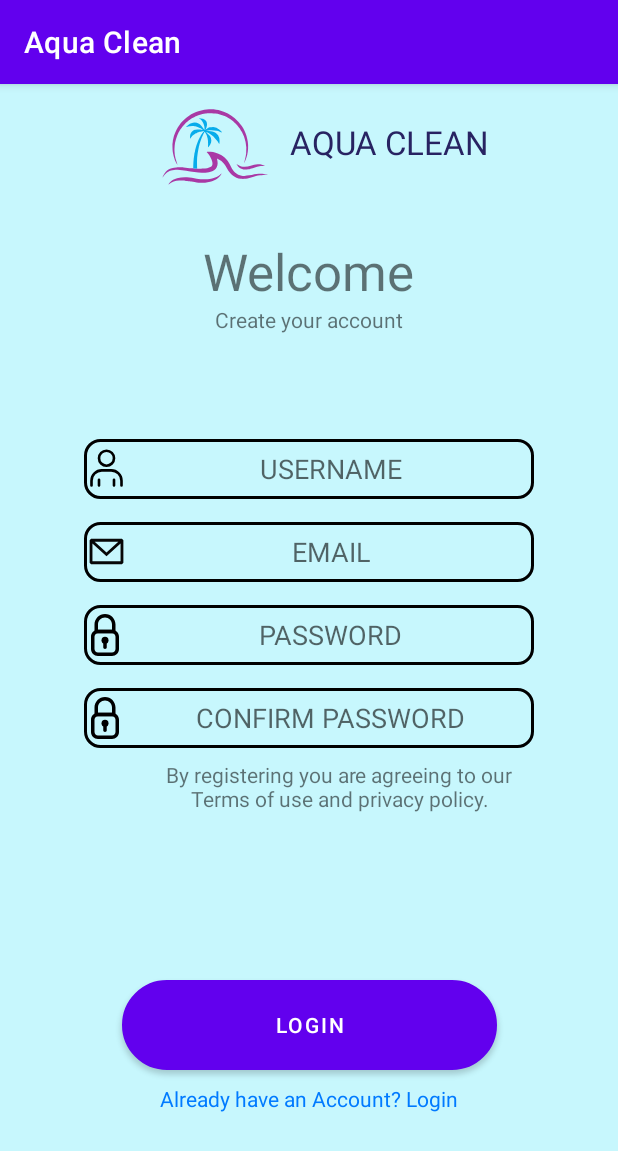
After one commit to Narrima/aqua_clean_kotlin, an Android app: the fragment CreateAccountFragment shown on its own in the app's theme, on a phone screen of 412 x 824 dp. The commit adds this screen. Shown: the top 1151 px of the screen. Run offline under Robolectric (Android 15) with nearby library versions, the phone set to English and light mode, and no system bars.

Commit message:
O app esta se desenvolvendo como esperado, commit de rotina!

```diff
--- a/app/src/main/java/com/example/myapplication/MainActivity.kt
+++ b/app/src/main/java/com/example/myapplication/MainActivity.kt
@@ -38,7 +38,8 @@ class MainActivity : AppCompatActivity() {
         // Define as configurações da AppBar, especificando os destinos de menu e o DrawerLayout
         appBarConfiguration = AppBarConfiguration(
             setOf(
-                R.id.nav_favorites , R.id.nav_assessments, R.id.nav_login, R.id.menu_profile, R.id.nav_home
+                R.id.nav_favorites , R.id.nav_assessments, R.id.nav_login, R.id.menu_profile, R.id.nav_home,
+                R.id.nav_createAccount
             ), drawerLayout
         )
 
--- /dev/null
+++ b/app/src/main/java/com/example/myapplication/ui/createAccount/CreateAccountFragment.kt
@@ -0,0 +1,38 @@
+package com.example.myapplication.ui.createAccount
+
+import android.os.Bundle
+import android.view.LayoutInflater
+import android.view.View
+import android.view.ViewGroup
+import androidx.fragment.app.Fragment
+import androidx.lifecycle.ViewModelProvider
+import com.example.myapplication.databinding.FragmentCreateAcconuntBinding
+import com.example.myapplication.ui.createAccount.CreateAccountViewModel
+
+class CreateAccountFragment : Fragment() {
+
+    private var _binding: FragmentCreateAcconuntBinding? = null
+
+    // This property is only valid between onCreateView and
+    // onDestroyView.
+    private val binding get() = _binding!!
+
+    override fun onCreateView(
+        inflater: LayoutInflater,
+        container: ViewGroup?,
+        savedInstanceState: Bundle?
+    ): View {
+        val assessmentsViewModel =
+            ViewModelProvider(this).get(CreateAccountViewModel::class.java)
+
+        _binding = FragmentCreateAcconuntBinding.inflate(inflater, container, false)
+        val root: View = binding.root
+
+        return root
+    }
+
+    override fun onDestroyView() {
+        super.onDestroyView()
+        _binding = null
+    }
+}
--- /dev/null
+++ b/app/src/main/java/com/example/myapplication/ui/createAccount/CreateAccountViewModel.kt
@@ -0,0 +1,13 @@
+package com.example.myapplication.ui.createAccount
+
+import androidx.lifecycle.LiveData
+import androidx.lifecycle.MutableLiveData
+import androidx.lifecycle.ViewModel
+
+class CreateAccountViewModel : ViewModel() {
+
+    private val _text = MutableLiveData<String>().apply {
+        value = "This is slideshow Fragment"
+    }
+    val text: LiveData<String> = _text
+}
--- /dev/null
+++ b/app/src/main/res/drawable/email.xml
@@ -0,0 +1,10 @@
+<vector xmlns:android="http://schemas.android.com/apk/res/android"
+    android:width="30dp"
+    android:height="30dp"
+    android:viewportWidth="24"
+    android:viewportHeight="24">
+    <path
+        android:pathData="M3.75,5.25L3,6V18L3.75,18.75H20.25L21,18V6L20.25,5.25H3.75ZM4.5,7.695V17.25H19.5V7.695L12,14.514L4.5,7.695ZM18.31,6.75H5.69L12,12.486L18.31,6.75Z"
+        android:fillColor="#070707"
+        android:fillType="evenOdd"/>
+</vector>
--- /dev/null
+++ b/app/src/main/res/layout/fragment_create_acconunt.xml
@@ -0,0 +1,153 @@
+<?xml version="1.0" encoding="utf-8"?>
+<androidx.constraintlayout.widget.ConstraintLayout xmlns:android="http://schemas.android.com/apk/res/android"
+    xmlns:app="http://schemas.android.com/apk/res-auto"
+    android:layout_width="match_parent"
+    android:layout_height="match_parent"
+    xmlns:tools="http://schemas.android.com/tools"
+    android:background="@color/corFundo"
+    tools:context=".ui.createAccount.CreateAccountFragment">
+
+
+    <TextView
+        android:id="@+id/textView"
+        android:layout_width="wrap_content"
+        android:layout_height="wrap_content"
+        android:layout_marginTop="24dp"
+        android:text="AQUA CLEAN"
+        android:textColor="#282362"
+        android:textSize="22sp"
+        app:layout_constraintStart_toEndOf="@+id/imageView2"
+        app:layout_constraintTop_toTopOf="parent" />
+
+    <ImageView
+        android:id="@+id/imageView2"
+        android:layout_width="wrap_content"
+        android:layout_height="wrap_content"
+        app:layout_constraintEnd_toEndOf="parent"
+        app:layout_constraintHorizontal_bias="0.3"
+        app:layout_constraintStart_toStartOf="parent"
+        app:layout_constraintTop_toTopOf="parent"
+        app:srcCompat="@drawable/aqua_clean_part1" />
+
+    <TextView
+        android:id="@+id/textView2"
+        android:layout_width="wrap_content"
+        android:layout_height="wrap_content"
+        android:layout_marginTop="2dp"
+        android:text="Welcome"
+        android:textSize="34sp"
+        app:layout_constraintEnd_toEndOf="parent"
+        app:layout_constraintHorizontal_bias="0.5"
+        app:layout_constraintStart_toStartOf="parent"
+        app:layout_constraintTop_toBottomOf="@+id/imageView2" />
+
+    <TextView
+        android:id="@+id/textView3"
+        android:layout_width="wrap_content"
+        android:layout_height="wrap_content"
+        android:layout_marginTop="0dp"
+        android:text="Create your account"
+        app:layout_constraintEnd_toEndOf="parent"
+        app:layout_constraintStart_toStartOf="parent"
+        app:layout_constraintTop_toBottomOf="@+id/textView2" />
+
+    <EditText
+        android:id="@+id/create_usuario"
+        android:layout_width="300dp"
+        android:layout_height="40dp"
+        android:layout_marginTop="70dp"
+        android:background="@drawable/caixa_texto_borda"
+        android:hint="USERNAME"
+        android:gravity="center"
+        android:drawableLeft="@drawable/usuario"
+        android:inputType="text"
+        app:layout_constraintEnd_toEndOf="parent"
+        app:layout_constraintHorizontal_bias="0.5"
+        app:layout_constraintStart_toStartOf="parent"
+        app:layout_constraintTop_toBottomOf="@+id/textView3" />
+
+    <EditText
+        android:id="@+id/create_email"
+        android:layout_width="300dp"
+        android:layout_height="40dp"
+        android:layout_marginTop="15dp"
+        android:background="@drawable/caixa_texto_borda"
+        android:gravity="center"
+        android:hint="EMAIL"
+        android:drawableLeft="@drawable/email"
+        android:inputType="text"
+        app:layout_constraintEnd_toEndOf="@+id/create_usuario"
+        app:layout_constraintHorizontal_bias="0.5"
+        app:layout_constraintStart_toStartOf="@+id/create_usuario"
+        app:layout_constraintTop_toBottomOf="@+id/create_usuario" />
+
+
+    <EditText
+        android:id="@+id/create_senha"
+        android:layout_width="300dp"
+        android:layout_height="40dp"
+        android:layout_marginTop="15dp"
+        android:background="@drawable/caixa_texto_borda"
+        android:drawableLeft="@drawable/locker"
+        android:gravity="center"
+        android:hint="PASSWORD"
+        android:inputType="textPassword"
+        app:layout_constraintEnd_toEndOf="@+id/create_email"
+        app:layout_constraintHorizontal_bias="0.5"
+        app:layout_constraintStart_toStartOf="@+id/create_email"
+        app:layout_constraintTop_toBottomOf="@+id/create_email"/>
+
+    <EditText
+        android:id="@+id/create_confirma_senha"
+        android:layout_width="300dp"
+        android:layout_height="40dp"
+        android:layout_marginTop="15dp"
+        android:background="@drawable/caixa_texto_borda"
+        android:drawableLeft="@drawable/locker"
+        android:gravity="center"
+        android:hint="CONFIRM PASSWORD"
+        android:inputType="textPassword"
+        app:layout_constraintEnd_toEndOf="@+id/create_senha"
+        app:layout_constraintHorizontal_bias="0.5"
+        app:layout_constraintStart_toStartOf="@+id/create_senha"
+        app:layout_constraintTop_toBottomOf="@+id/create_senha" />
+
+    <TextView
+        android:id="@+id/textView5"
+        android:layout_width="250dp"
+        android:layout_height="wrap_content"
+        android:layout_marginTop="8dp"
+        android:gravity="center"
+        android:text="By registering you are agreeing to our Terms of use and privacy policy."
+        app:layout_constraintEnd_toEndOf="@+id/create_confirma_senha"
+        app:layout_constraintHorizontal_bias="0.9"
+        app:layout_constraintStart_toStartOf="@+id/create_confirma_senha"
+        app:layout_constraintTop_toBottomOf="@+id/create_confirma_senha" />
+
+    <Button
+        android:id="@+id/create_login"
+        android:layout_width="250dp"
+        android:layout_height="60dp"
+        android:background="@drawable/botao_arrendodado"
+        android:text="Login"
+        app:layout_constraintBottom_toBottomOf="parent"
+        app:layout_constraintEnd_toEndOf="parent"
+        app:layout_constraintStart_toStartOf="parent"
+        app:layout_constraintTop_toBottomOf="@+id/textView5" />
+
+    <TextView
+        android:id="@+id/link_login_volta"
+        android:layout_width="wrap_content"
+        android:layout_height="wrap_content"
+        android:background="?android:attr/selectableItemBackground"
+        android:clickable="true"
+        android:focusable="true"
+        android:text="Already have an Account? Login"
+        android:textColor="#007AFF"
+        app:layout_constraintBottom_toBottomOf="parent"
+        app:layout_constraintEnd_toEndOf="parent"
+        app:layout_constraintStart_toStartOf="parent"
+        app:layout_constraintTop_toBottomOf="@+id/create_login"
+        app:layout_constraintVertical_bias="0.1" />
+
+</androidx.constraintlayout.widget.ConstraintLayout>
--- a/app/src/main/res/layout/fragment_home.xml
+++ b/app/src/main/res/layout/fragment_home.xml
@@ -20,7 +20,7 @@
         app:layout_constraintTop_toBottomOf="@+id/imageView" />
 
     <Button
-        android:id="@+id/criar_conta"
+        android:id="@+id/Create_account"
         android:layout_width="250dp"
         android:layout_height="60dp"
         android:layout_marginTop="10dp"
--- a/app/src/main/res/values/strings.xml
+++ b/app/src/main/res/values/strings.xml
@@ -10,5 +10,6 @@
     <string name="menu_profile">Profile</string>
     <string name="menu_favorites">Favorites</string>
     <string name="menu_Assessments">Assessments</string>
-    <string name="menu_login">Login</string>
+    <string name="create_account">Create Account</string>
+    <string name="login">Login</string>
 </resources>
```
Also changed, not shown: app/src/main/java/com/example/myapplication/ui/home/HomeFragment.kt (+18 -6 lines), app/src/main/java/com/example/myapplication/ui/login/LoginFragment.kt (+21 -9 lines), app/src/main/res/layout/fragment_new_password.xml (added, +85 -0 lines), app/src/main/res/layout/fragment_reset_password.xml (added, +82 -0 lines), app/src/main/res/navigation/mobile_navigation.xml (+7 -2 lines).
